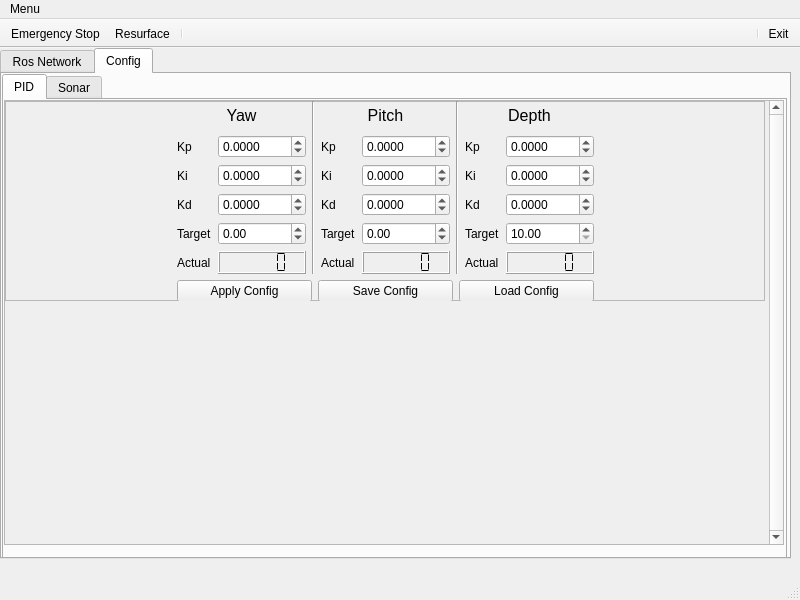
Old version of the form Gui/phoenix_gui/ui/main_window.ui in the repository decoderdan/projectPhoenix.
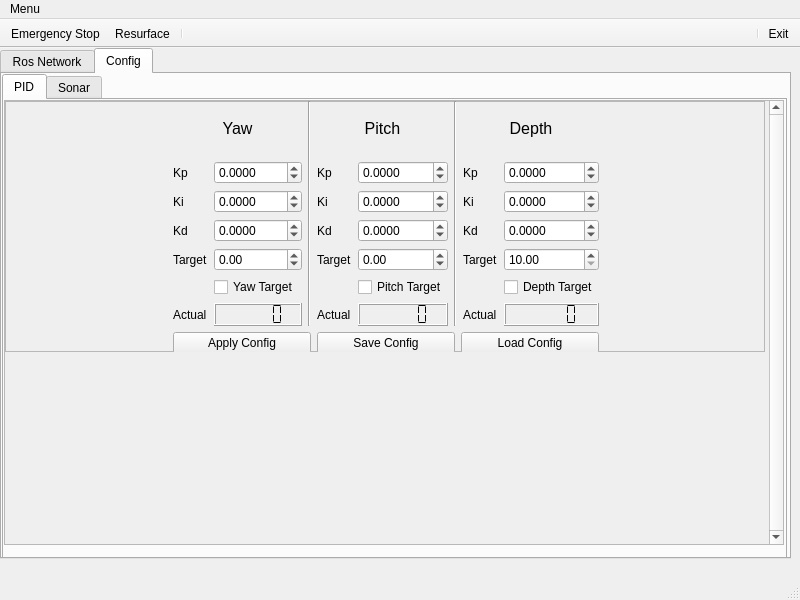
New version of the form.

Commit message: modified dead_reckoning_broadcaster if(motor_on_x) to listen to target vector instead

Diff of the .ui file:
```diff
--- a/Gui/phoenix_gui/ui/main_window.ui
+++ b/Gui/phoenix_gui/ui/main_window.ui
@@ -339,7 +339,7 @@
              <x>0</x>
              <y>0</y>
              <width>760</width>
-             <height>200</height>
+             <height>251</height>
             </rect>
            </property>
            <property name="frameShape">
@@ -354,7 +354,7 @@
               <x>0</x>
               <y>0</y>
               <width>761</width>
-              <height>201</height>
+              <height>253</height>
              </rect>
             </property>
             <layout class="QHBoxLayout" name="horizontalLayout_7">
@@ -461,7 +461,7 @@
                        </property>
                       </widget>
                      </item>
-                     <item row="4" column="1">
+                     <item row="5" column="1">
                       <widget class="QLCDNumber" name="lcdNumber_yawActual">
                        <property name="font">
                         <font>
@@ -481,7 +481,7 @@
                        </property>
                       </widget>
                      </item>
-                     <item row="4" column="0">
+                     <item row="5" column="0">
                       <widget class="QLabel" name="label_16">
                        <property name="text">
                         <string>Actual</string>
@@ -498,6 +498,13 @@
                        </property>
                       </widget>
                      </item>
+                     <item row="4" column="1">
+                      <widget class="QCheckBox" name="checkBox_yaw">
+                       <property name="text">
+                        <string>Yaw Target</string>
+                       </property>
+                      </widget>
+                     </item>
                     </layout>
                    </item>
                   </layout>
@@ -595,7 +602,7 @@
                        </property>
                       </widget>
                      </item>
-                     <item row="4" column="1">
+                     <item row="5" column="1">
                       <widget class="QLCDNumber" name="lcdNumber_pitchActual">
                        <property name="font">
                         <font>
@@ -615,7 +622,7 @@
                        </property>
                       </widget>
                      </item>
-                     <item row="4" column="0">
+                     <item row="5" column="0">
                       <widget class="QLabel" name="label_17">
                        <property name="text">
                         <string>Actual</string>
@@ -632,6 +639,13 @@
                        </property>
                       </widget>
                      </item>
+                     <item row="4" column="1">
+                      <widget class="QCheckBox" name="checkBox_pitch">
+                       <property name="text">
+                        <string>Pitch Target</string>
+                       </property>
+                      </widget>
+                     </item>
                     </layout>
                    </item>
                   </layout>
@@ -729,7 +743,7 @@
                        </property>
                       </widget>
                      </item>
-                     <item row="4" column="1">
+                     <item row="5" column="1">
                       <widget class="QLCDNumber" name="lcdNumber_depthActual">
                        <property name="font">
                         <font>
@@ -758,7 +772,7 @@
                        </property>
                       </widget>
                      </item>
-                     <item row="4" column="0">
+                     <item row="5" column="0">
                       <widget class="QLabel" name="label_18">
                        <property name="text">
                         <string>Actual</string>
@@ -778,6 +792,13 @@
                        </property>
                       </widget>
                      </item>
+                     <item row="4" column="1">
+                      <widget class="QCheckBox" name="checkBox_depth">
+                       <property name="text">
+                        <string>Depth Target</string>
+                       </property>
+                      </widget>
+                     </item>
                     </layout>
                    </item>
                   </layout>
```
Left out of the diff: 5 changed lines with no effect on the pictures. The commit also changes 1 other file.
